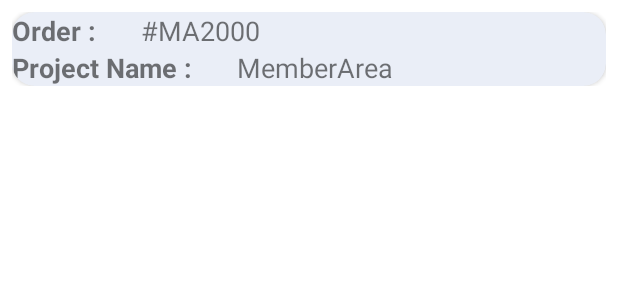
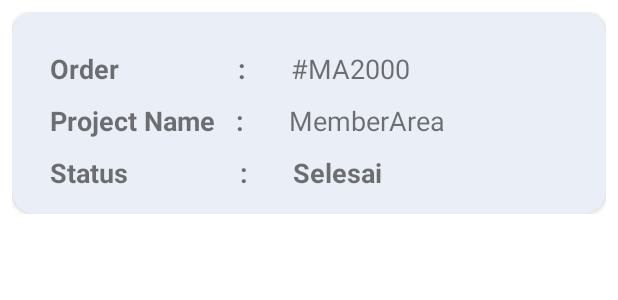
Before and after one commit to ISMutia/MemberAreaInovindo, an Android app: the layout list_riwayat.xml on its own in the app's theme, with its tools: preview values and no code run, on a phone screen of 412 x 824 dp. Shown: the top 300 px of the screen. Run offline under Robolectric (Android 15) with nearby library versions, the phone set to English and light mode, and no system bars.

```diff
--- a/app/src/main/res/layout/list_riwayat.xml
+++ b/app/src/main/res/layout/list_riwayat.xml
@@ -28,15 +28,18 @@
                 <LinearLayout
                     android:layout_width="match_parent"
                     android:layout_height="wrap_content"
-                    android:orientation="horizontal">
+                    android:orientation="horizontal"
+                    android:paddingTop="10dp">
 
                     <TextView
                         android:id="@+id/txtOrder"
                         android:layout_width="wrap_content"
                         android:layout_height="wrap_content"
-                        android:text="Order :"
+                        android:text="Order                 :"
                         android:textStyle="bold"
-                        android:textSize="18sp" />
+                        android:textSize="18sp"
+                        android:paddingTop="15dp"
+                        android:layout_marginLeft="25dp"/>
 
                     <TextView
                         android:id="@+id/txtIdOrder"
@@ -51,15 +54,17 @@
                 <LinearLayout
                     android:layout_width="match_parent"
                     android:layout_height="wrap_content"
-                    android:orientation="horizontal">
+                    android:orientation="horizontal"
+                    android:paddingTop="10dp">
 
                     <TextView
                         android:id="@+id/txtP_name"
                         android:layout_width="wrap_content"
                         android:layout_height="wrap_content"
-                        android:text="Project Name :"
+                        android:text="Project Name   :"
                         android:textStyle="bold"
-                        android:textSize="18sp" />
+                        android:textSize="18sp"
+                        android:layout_marginLeft="25dp"/>
 
                     <TextView
                         android:id="@+id/txtP_name1"
@@ -71,6 +76,33 @@
 
                 </LinearLayout>
 
+                <LinearLayout
+                    android:layout_width="match_parent"
+                    android:layout_height="wrap_content"
+                    android:orientation="horizontal"
+                    android:paddingTop="10dp">
+
+                    <TextView
+                        android:id="@+id/txtStatus"
+                        android:layout_width="wrap_content"
+                        android:layout_height="wrap_content"
+                        android:text="Status                :"
+                        android:textStyle="bold"
+                        android:textSize="18sp"
+                        android:layout_marginLeft="25dp"/>
+
+                    <TextView
+                        android:id="@+id/txtStatus1"
+                        android:layout_width="wrap_content"
+                        android:layout_height="wrap_content"
+                        android:text="Selesai"
+                        android:textSize="18sp"
+                        android:paddingLeft="30dp"
+                        android:paddingBottom="15dp"
+                        android:textStyle="bold"/>
+
+                </LinearLayout>
+
             </LinearLayout>
 
         </androidx.cardview.widget.CardView>
```
Also changed, not shown: app/src/main/res/layout/list_riwayat_order.xml (deleted, +0 -72 lines).
